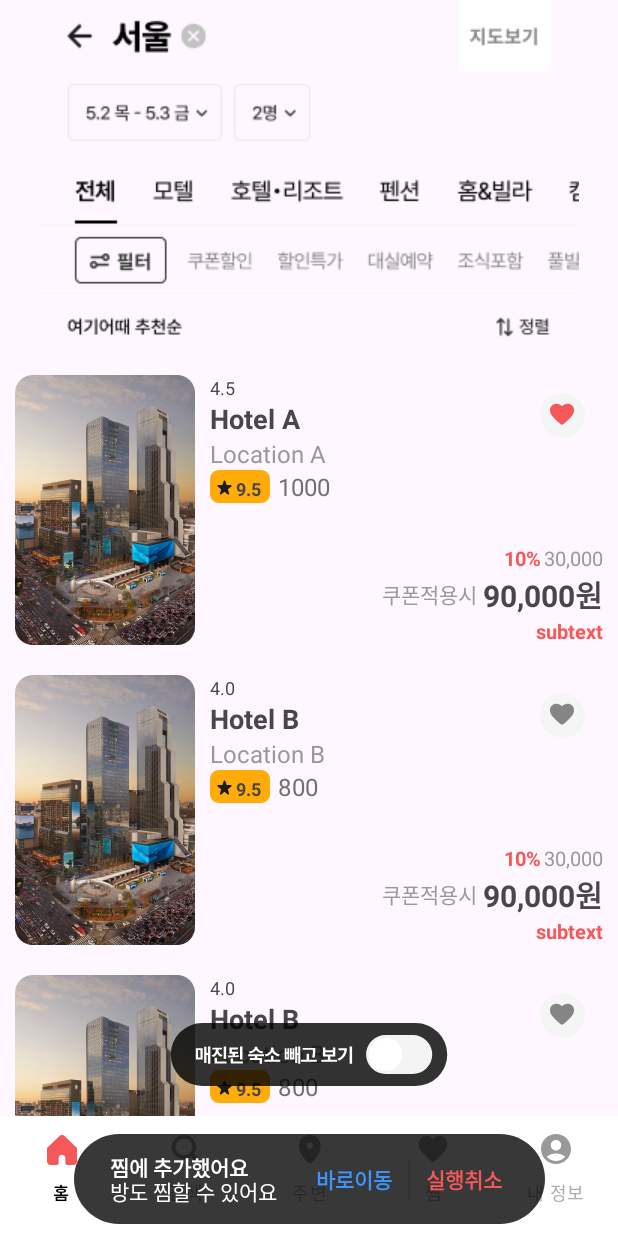
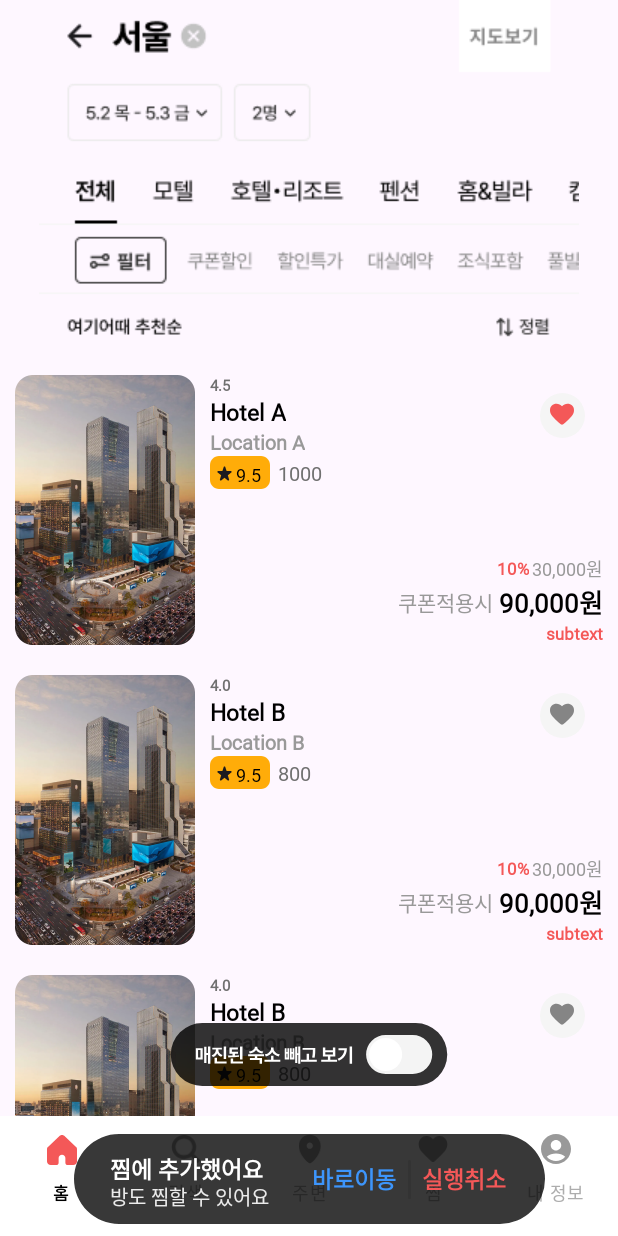
Before and after one commit to NOW-SOPT-APP1-YeogiEottae/YeogiEottae-Android, an Android app: the SearchFragment screen opened through its navigation route, after a tap on an icon or button, on a phone screen of 412 x 824 dp. Run offline under Robolectric (Android 15) with nearby library versions, the phone set to English and light mode, and no system bars; our stand-ins replace navigation-ui.

Commit message:
[Refactor] textstyle 적용

```diff
--- a/app/src/main/java/com/sopt/yeogieottae/ui/search/SearchFragment.kt
+++ b/app/src/main/java/com/sopt/yeogieottae/ui/search/SearchFragment.kt
@@ -28,12 +28,9 @@ class SearchFragment : BaseFragment<FragmentSearchBinding>(
     // 호텔 리사이클러 뷰
     private fun initHotelListView() {
         // 호텔 리사이클러뷰 설정
-        val recyclerView: RecyclerView = requireView().findViewById(R.id.rv_searchlist_hotellist)
         val adapter = HotelListAdapter()
-        recyclerView.adapter = adapter
-        recyclerView.layoutManager = LinearLayoutManager(requireContext())
-
-        // HotelViewModel에서 호텔 목록을 관찰하고 변경되면 업데이트
+        binding.rvSearchlistHotellist.adapter = adapter
+        binding.rvSearchlistHotellist.layoutManager = LinearLayoutManager(requireContext())
         hotelViewModel.hotels.observe(viewLifecycleOwner) { hotels ->
             hotels?.let {
                 adapter.setHotels(it)
@@ -43,26 +40,16 @@ class SearchFragment : BaseFragment<FragmentSearchBinding>(
 
     // 매진 숙소 필터
     private fun initFilterExceptView() {
-        // RecyclerView 스크롤 이벤트 처리
-        val recyclerView: RecyclerView = requireView().findViewById(R.id.rv_searchlist_hotellist)
-        recyclerView.addOnScrollListener(object : RecyclerView.OnScrollListener() {
+        binding.rvSearchlistHotellist.addOnScrollListener(object : RecyclerView.OnScrollListener() {
             private var isScrolledUp = false
-
             override fun onScrolled(recyclerView: RecyclerView, dx: Int, dy: Int) {
                 super.onScrolled(recyclerView, dx, dy)
-                // 스크롤 방향에 따라 아래 이미지뷰 숨기기 또는 표시하기
                 if (dy > 0 && !isScrolledUp) {
-                    // 아래로 스크롤할 때
-                    // 아래 이미지뷰 숨기기
                     isScrolledUp = true
-                    view?.findViewById<View>(R.id.iv_searchlist_filter_except)?.animate()?.alpha(0f)
-                        ?.setDuration(300)?.start()
+                    binding.ivSearchlistFilterExcept.animate()?.alpha(0f)?.setDuration(300)?.start()
                 } else if (dy < 0 && isScrolledUp) {
-                    // 위로 스크롤할 때
-                    // 아래 이미지뷰 표시하기
                     isScrolledUp = false
-                    view?.findViewById<View>(R.id.iv_searchlist_filter_except)?.animate()?.alpha(1f)
-                        ?.setDuration(300)?.start()
+                    binding.ivSearchlistFilterExcept.animate()?.alpha(1f)?.setDuration(300)?.start()
                 }
             }
         })
--- a/app/src/main/res/drawable/bg_snackbar_hotel_favorite.xml
+++ b/app/src/main/res/drawable/bg_snackbar_hotel_favorite.xml
@@ -1,12 +1,10 @@
-<vector xmlns:android="http://schemas.android.com/apk/res/android"
-    android:width="314dp"
-    android:height="60dp"
-    android:viewportWidth="314"
-    android:viewportHeight="60">
-    <group>
-        <clip-path android:pathData="M30 0H284C300.569 0 314 13.4315 314 30C314 46.5685 300.569 60 284 60H30C13.4315 60 0 46.5685 0 30C0 13.4315 13.4315 0 30 0Z" />
-        <path
-            android:fillColor="@color/gray_1000"
-            android:pathData="M0 0V60H314V0" />
-    </group>
-</vector>
+<?xml version="1.0" encoding="utf-8"?>
+<selector xmlns:android="http://schemas.android.com/apk/res/android">
+    <item android:state_focused="false" android:state_pressed="false">
+        <shape>
+            <solid android:color="#FFFFFF" />
+            <stroke android:width="0.5dp" android:color="#669900" />
+            <corners android:radius="42dp" />
+        </shape>
+    </item>
+</selector>
--- a/app/src/main/res/layout/favorite_hotel_snackbar_layout.xml
+++ b/app/src/main/res/layout/favorite_hotel_snackbar_layout.xml
@@ -4,44 +4,40 @@
     android:layout_width="wrap_content"
     android:layout_height="wrap_content">
 
-    <ImageView
+    <com.google.android.material.imageview.ShapeableImageView
         android:id="@+id/iv_hotel_snackbar_bg"
         android:layout_width="314dp"
         android:layout_height="60dp"
-        android:background="@drawable/bg_snackbar_hotel_favorite"
-        android:clipToOutline="true"
+        android:background="@color/gray_1000"
         app:layout_constraintEnd_toEndOf="parent"
         app:layout_constraintStart_toStartOf="parent"
-        app:layout_constraintTop_toTopOf="parent" />
+        app:layout_constraintTop_toTopOf="parent"
+        app:shapeAppearance="@style/HotelSnackBarBg" />
 
-    <LinearLayout
-        android:id="@+id/lo_hotel_snackbar"
+    <TextView
+        android:id="@+id/tv_hotel_favorite_on"
         android:layout_width="wrap_content"
         android:layout_height="wrap_content"
         android:layout_marginStart="24dp"
-        android:orientation="vertical"
-        app:layout_constraintBottom_toBottomOf="parent"
+        android:layout_marginTop="11dp"
+        android:text="@string/favorite_hotel_on"
+        android:textAppearance="@style/TextAppearance.Yeogieotte.Pretendard_b3"
+        android:textColor="@color/white"
         app:layout_constraintStart_toStartOf="@id/iv_hotel_snackbar_bg"
-        app:layout_constraintTop_toTopOf="parent">
+        app:layout_constraintTop_toTopOf="@id/iv_hotel_snackbar_bg" />
 
-        <TextView
-            android:id="@+id/tv_hotel_favorite_on"
-            android:layout_width="112dp"
-            android:layout_height="18dp"
-            android:text="@string/favorite_hotel_on"
-            android:textColor="@color/white"
-            android:textStyle="bold" />
-
-        <TextView
-            android:id="@+id/tv_hotel_favorite_room"
-            android:layout_width="wrap_content"
-            android:layout_height="19dp"
-            android:gravity="top"
-            android:lineSpacingExtra="4sp"
-            android:text="@string/favorite_room"
-            android:textColor="@color/white"
-            android:translationY="-1.86sp" />
-    </LinearLayout>
+    <TextView
+        android:id="@+id/tv_hotel_favorite_room"
+        android:layout_width="wrap_content"
+        android:layout_height="wrap_content"
+        android:layout_marginStart="24dp"
+        android:layout_marginBottom="11dp"
+        android:text="@string/favorite_room"
+        android:textAppearance="@style/TextAppearance.Yeogieotte.Pretendard_b6"
+        android:textColor="@color/gray_400"
+        app:layout_constraintBottom_toBottomOf="@id/iv_hotel_snackbar_bg"
+        app:layout_constraintStart_toStartOf="@id/iv_hotel_snackbar_bg"
+        app:layout_constraintTop_toBottomOf="@id/tv_hotel_favorite_on" />
 
     <TextView
         android:id="@+id/tv_hotel_go_directly"
@@ -49,8 +45,8 @@
         android:layout_height="48dp"
         android:gravity="center_horizontal|center_vertical"
         android:text="@string/go_directly"
+        android:textAppearance="@style/TextAppearance.Yeogieotte.Pretendard_b3"
         android:textColor="@color/snackbar_go"
-        android:textStyle="bold"
         app:layout_constraintBottom_toBottomOf="@id/iv_hotel_snackbar_bg"
         app:layout_constraintEnd_toStartOf="@id/iv_hotel_snackbar_line"
         app:layout_constraintTop_toTopOf="@id/iv_hotel_snackbar_bg" />
@@ -71,8 +67,8 @@
         android:layout_marginEnd="18dp"
         android:gravity="center_horizontal|center_vertical"
         android:text="@string/undo"
+        android:textAppearance="@style/TextAppearance.Yeogieotte.Pretendard_b3"
         android:textColor="@color/brand"
-        android:textStyle="bold"
         app:layout_constraintBottom_toBottomOf="@id/iv_hotel_snackbar_bg"
         app:layout_constraintEnd_toEndOf="@id/iv_hotel_snackbar_bg"
         app:layout_constraintTop_toTopOf="@id/iv_hotel_snackbar_bg" />
--- a/app/src/main/res/layout/favorite_room_snackbar_layout.xml
+++ b/app/src/main/res/layout/favorite_room_snackbar_layout.xml
@@ -4,15 +4,15 @@
     android:layout_width="wrap_content"
     android:layout_height="wrap_content">
 
-    <ImageView
+    <com.google.android.material.imageview.ShapeableImageView
         android:id="@+id/iv_room_snackbar_bg"
         android:layout_width="314dp"
         android:layout_height="60dp"
-        android:background="@drawable/bg_snackbar_hotel_favorite"
-        android:clipToOutline="true"
+        android:background="@color/gray_1000"
         app:layout_constraintEnd_toEndOf="parent"
         app:layout_constraintStart_toStartOf="parent"
-        app:layout_constraintTop_toTopOf="parent" />
+        app:layout_constraintTop_toTopOf="parent"
+        app:shapeAppearance="@style/HotelSnackBarBg" />
 
     <TextView
         android:id="@+id/tv_room_favorite_on"
@@ -20,8 +20,8 @@
         android:layout_height="wrap_content"
         android:layout_marginStart="24dp"
         android:text="@string/favorite_hotel_on"
+        android:textAppearance="@style/TextAppearance.Yeogieotte.Pretendard_b3"
         android:textColor="@color/white"
-        android:textStyle="bold"
         app:layout_constraintBottom_toBottomOf="@id/iv_room_snackbar_bg"
         app:layout_constraintStart_toStartOf="@id/iv_room_snackbar_bg"
         app:layout_constraintTop_toTopOf="@id/iv_room_snackbar_bg" />
@@ -32,8 +32,8 @@
         android:layout_height="48dp"
         android:gravity="center_horizontal|center_vertical"
         android:text="@string/go_directly"
+        android:textAppearance="@style/TextAppearance.Yeogieotte.Pretendard_b6"
         android:textColor="@color/snackbar_go"
-        android:textStyle="bold"
         app:layout_constraintBottom_toBottomOf="@id/iv_room_snackbar_bg"
         app:layout_constraintEnd_toStartOf="@id/iv_room_snackbar_line"
         app:layout_constraintTop_toTopOf="@id/iv_room_snackbar_bg" />
@@ -54,8 +54,8 @@
         android:layout_marginEnd="18dp"
         android:gravity="center_horizontal|center_vertical"
         android:text="@string/undo"
+        android:textAppearance="@style/TextAppearance.Yeogieotte.Pretendard_b6"
         android:textColor="@color/brand"
-        android:textStyle="bold"
         app:layout_constraintBottom_toBottomOf="@id/iv_room_snackbar_bg"
         app:layout_constraintEnd_toEndOf="@id/iv_room_snackbar_bg"
         app:layout_constraintTop_toTopOf="@id/iv_room_snackbar_bg" />
--- a/app/src/main/res/layout/favorite_snackbar_off_layout.xml
+++ b/app/src/main/res/layout/favorite_snackbar_off_layout.xml
@@ -4,15 +4,15 @@
     android:layout_width="wrap_content"
     android:layout_height="wrap_content">
 
-    <ImageView
+    <com.google.android.material.imageview.ShapeableImageView
         android:id="@+id/iv_hoteloff_snackbar_bg"
         android:layout_width="235dp"
         android:layout_height="48dp"
-        android:background="@drawable/bg_snackbar_hotel_favorite"
-        app:layout_constraintBottom_toBottomOf="parent"
+        android:background="@color/gray_1000"
         app:layout_constraintEnd_toEndOf="parent"
         app:layout_constraintStart_toStartOf="parent"
-        app:layout_constraintTop_toTopOf="parent" />
+        app:layout_constraintTop_toTopOf="parent"
+        app:shapeAppearance="@style/RoomSnackBarBg" />
 
     <TextView
         android:id="@+id/tv_hoteloff_snackbar_on"
@@ -22,7 +22,6 @@
         android:layout_marginStart="24dp"
         android:text="@string/favorite_hotel_off"
         android:textColor="@color/white"
-        android:textStyle="bold"
         app:layout_constraintBottom_toBottomOf="@id/iv_hoteloff_snackbar_bg"
         app:layout_constraintStart_toStartOf="@id/iv_hoteloff_snackbar_bg"
         app:layout_constraintTop_toTopOf="@id/iv_hoteloff_snackbar_bg" />
@@ -35,7 +34,6 @@
         android:gravity="center_horizontal|center_vertical"
         android:text="@string/undo"
         android:textColor="@color/brand"
-        android:textStyle="bold"
         app:layout_constraintBottom_toBottomOf="@id/iv_hoteloff_snackbar_bg"
         app:layout_constraintEnd_toEndOf="@id/iv_hoteloff_snackbar_bg"
         app:layout_constraintTop_toTopOf="@id/iv_hoteloff_snackbar_bg" />
--- a/app/src/main/res/layout/item_hotel_list.xml
+++ b/app/src/main/res/layout/item_hotel_list.xml
@@ -21,7 +21,6 @@
         android:layout_width="0dp"
         android:layout_height="wrap_content"
         android:layout_marginStart="10dp"
-        android:textColor="@color/gray_850"
         app:layout_constraintEnd_toEndOf="parent"
         app:layout_constraintStart_toEndOf="@id/iv_searchlist_hotel_img"
         app:layout_constraintTop_toTopOf="@id/iv_searchlist_hotel_img">
@@ -31,32 +30,32 @@
             android:id="@+id/tv_hotel_rating"
             android:layout_width="wrap_content"
             android:layout_height="wrap_content"
-            android:text="@string/hotel_rating"
-            android:textSize="12sp"
+            android:textAppearance="@style/TextAppearance.Yeogieotte.Pretendard_L7"
+            android:textColor="@color/gray_850"
             app:layout_constraintStart_toStartOf="parent"
-            app:layout_constraintTop_toTopOf="parent" />
+            app:layout_constraintTop_toTopOf="parent"
+            tools:text="~~~~~" />
 
         <!-- 호텔 이름 -->
         <TextView
             android:id="@+id/tv_hotel_name"
             android:layout_width="wrap_content"
             android:layout_height="wrap_content"
-            android:text="@string/hotel_name"
-            android:textSize="18sp"
-            android:textStyle="bold"
+            android:textAppearance="@style/TextAppearance.Yeogieotte.Pretendard_h4"
             app:layout_constraintStart_toStartOf="@id/tv_hotel_rating"
-            app:layout_constraintTop_toBottomOf="@+id/tv_hotel_rating" />
+            app:layout_constraintTop_toBottomOf="@+id/tv_hotel_rating"
+            tools:text="~~~~~" />
 
         <!-- 호텔 위치 -->
         <TextView
             android:id="@+id/tv_hotel_location"
             android:layout_width="wrap_content"
             android:layout_height="wrap_content"
-            android:text="@string/hotel_location"
+            android:textAppearance="@style/TextAppearance.Yeogieotte.Pretendard_L2"
             android:textColor="@color/gray_700"
-            android:textSize="16sp"
             app:layout_constraintStart_toStartOf="@id/tv_hotel_name"
-            app:layout_constraintTop_toBottomOf="@+id/tv_hotel_name" />
+            app:layout_constraintTop_toBottomOf="@+id/tv_hotel_name"
+            tools:text="~~~~~" />
 
         <!-- 호텔 평점 -->
         <androidx.constraintlayout.widget.ConstraintLayout
@@ -95,8 +94,7 @@
                 android:layout_width="wrap_content"
                 android:layout_height="wrap_content"
                 android:text="@string/hotel_star_text"
-                android:textSize="12sp"
-                android:textStyle="bold"
+                android:textAppearance="@style/TextAppearance.Yeogieotte.Pretendard_L4"
                 app:layout_constraintStart_toEndOf="@id/iv_hotel_star"
                 app:layout_constraintTop_toTopOf="@id/iv_hotel_star" />
 
@@ -109,9 +107,9 @@
             android:layout_height="wrap_content"
             android:layout_gravity="center_vertical"
             android:layout_marginStart="5dp"
-            android:text="2,710개 평가"
+            android:text="@string/hotel_review_count"
+            android:textAppearance="@style/TextAppearance.Yeogieotte.Pretendard_b6"
             android:textColor="@color/gray_850"
-            android:textSize="16sp"
             app:layout_constraintBottom_toBottomOf="@id/layout_hotel_star"
             app:layout_constraintStart_toEndOf="@id/layout_hotel_star"
             app:layout_constraintTop_toTopOf="@id/layout_hotel_star" />
@@ -178,10 +176,9 @@
                 android:layout_width="wrap_content"
                 android:layout_height="wrap_content"
                 android:layout_marginEnd="2dp"
-                android:text="10%"
+                android:text="@string/hotel_discount_percent"
+                android:textAppearance="@style/TextAppearance.Yeogieotte.Pretendard_b7"
                 android:textColor="@color/brand"
-                android:textSize="13sp"
-                android:textStyle="bold"
                 app:layout_constraintBottom_toTopOf="@+id/tv_hotel_coupon"
                 app:layout_constraintEnd_toStartOf="@+id/tv_hotel_discount_price"
                 app:layout_constraintTop_toTopOf="parent" />
@@ -191,9 +188,9 @@
                 android:id="@+id/tv_hotel_discount_price"
                 android:layout_width="wrap_content"
                 android:layout_height="wrap_content"
-                android:text="30,000"
+                android:text="@string/hotel_discount_price"
+                android:textAppearance="@style/TextAppearance.Yeogieotte.Pretendard_L5"
                 android:textColor="@color/gray_700"
-                android:textSize="13sp"
                 app:layout_constraintBottom_toTopOf="@+id/lo_hotel_coupon_price"
                 app:layout_constraintEnd_toEndOf="parent"
                 app:layout_constraintTop_toTopOf="@+id/tv_hotel_discount_percent" />
@@ -214,21 +211,18 @@
                 android:layout_width="wrap_content"
                 android:layout_height="wrap_content"
                 android:layout_marginEnd="4dp"
-                android:text="쿠폰적용시"
+                android:text="@string/hotel_coupon"
                 android:textColor="@color/gray_700"
-                app:layout_constraintEnd_toStartOf="@+id/tv_hotel_total_price"
-                tools:ignore="MissingConstraints" />
+                app:layout_constraintEnd_toStartOf="@+id/tv_hotel_total_price" />
 
             <!-- 가격 -->
             <TextView
                 android:id="@+id/tv_hotel_total_price"
                 android:layout_width="wrap_content"
                 android:layout_height="wrap_content"
-                android:text="90,000원"
-                android:textSize="20sp"
-                android:textStyle="bold"
-                app:layout_constraintEnd_toEndOf="parent"
-                tools:ignore="MissingConstraints" />
+                android:text="@string/hotel_total_price"
+                android:textAppearance="@style/TextAppearance.Yeogieotte.Pretendard_h3"
+                app:layout_constraintEnd_toEndOf="parent" />
         </LinearLayout>
 
         <!-- subtext -->
@@ -236,10 +230,9 @@
             android:id="@+id/tv_hotel_subtext"
             android:layout_width="wrap_content"
             android:layout_height="wrap_content"
-            android:text="subtext"
+            android:text="@string/hotel_subtext"
+            android:textAppearance="@style/TextAppearance.Yeogieotte.Pretendard_b7"
             android:textColor="@color/brand"
-            android:textSize="13sp"
-            android:textStyle="bold"
             app:layout_constraintEnd_toEndOf="parent"
             app:layout_constraintTop_toBottomOf="@+id/lo_hotel_coupon_price" />
     </androidx.constraintlayout.widget.ConstraintLayout>
--- a/app/src/main/res/values/strings.xml
+++ b/app/src/main/res/values/strings.xml
@@ -21,6 +21,7 @@
     <string name="hotel_review_count">2,710개 평가</string>
     <string name="hotel_discount_percent">10%</string>
     <string name="hotel_coupon">쿠폰적용시</string>
+    <string name="hotel_discount_price">30,000원</string>
     <string name="hotel_total_price">90,000원</string>
     <string name="hotel_subtext">subtext</string>
     <string name="hotel_star_text">9.5</string>
```
